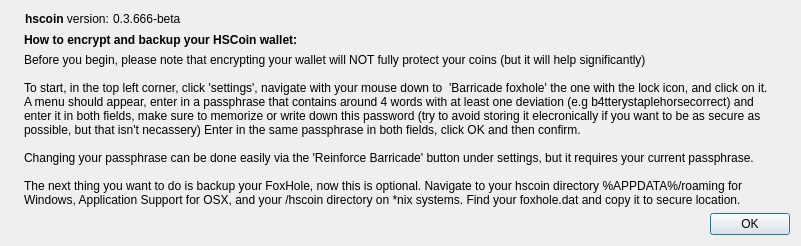
Qt form src/qt/forms/protectionTutDialog.ui (hscoin/hashcoin) before a commit.
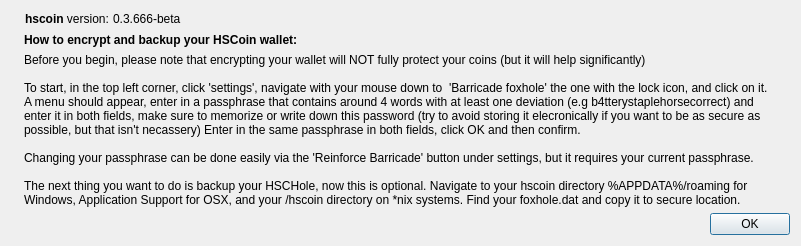
The same form after that commit. Icons and pictures are not drawn.

Diff of the .ui file:
```diff
--- a/src/qt/forms/protectionTutDialog.ui
+++ b/src/qt/forms/protectionTutDialog.ui
@@ -122,7 +122,7 @@
 
 Changing your passphrase can be done easily via the 'Reinforce Barricade' button under settings, but it requires your current passphrase.
 
-The next thing you want to do is backup your FoxHole, now this is optional. Navigate to your hscoin directory %APPDATA%/roaming for
+The next thing you want to do is backup your HSCHole, now this is optional. Navigate to your hscoin directory %APPDATA%/roaming for
 Windows, Application Support for OSX, and your /hscoin directory on *nix systems. Find your foxhole.dat and copy it to secure location.</string>
        </property>
        <property name="textInteractionFlags">
```
